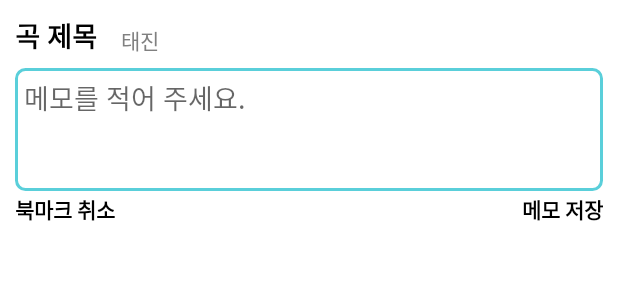
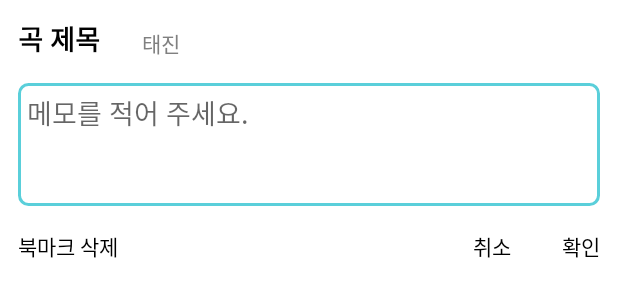
Before and after one commit to maratangsoft/MyKaraokeBook, an Android app: the layout dialog_favorite.xml on its own in the app's theme, with its tools: preview values and no code run, on a phone screen of 412 x 824 dp. Shown: the top 300 px of the screen. Run offline under Robolectric (Android 15) with nearby library versions, the phone set to English and light mode, and no system bars.

Commit message:
다이얼로그 UI 수정

```diff
--- a/app/src/main/java/com/maratangsoft/mykaraokebook/FavoriteFragment.kt
+++ b/app/src/main/java/com/maratangsoft/mykaraokebook/FavoriteFragment.kt
@@ -2,7 +2,6 @@ package com.maratangsoft.mykaraokebook
 
 import android.content.Intent
 import android.os.Bundle
-import android.text.SpannableStringBuilder
 import android.view.*
 import android.widget.PopupMenu
 import androidx.appcompat.app.AlertDialog
@@ -58,12 +57,12 @@ class FavoriteFragment : Fragment() {
         val tvTitle = dialog.findViewById<AppCompatTextView>(R.id.tv_title)
         val tvBrand = dialog.findViewById<AppCompatTextView>(R.id.tv_brand)
         val etMemo = dialog.findViewById<AppCompatEditText>(R.id.et_memo)
-        val btnSaveMemo = dialog.findViewById<AppCompatTextView>(R.id.btn_save_memo)
+        val btnSaveMemo = dialog.findViewById<AppCompatTextView>(R.id.btn_confirm)
         val btnDeleteFav = dialog.findViewById<AppCompatTextView>(R.id.btn_delete_fav)
 
         tvTitle?.text = item.title
-        tvBrand?.text = item.brand
-        etMemo?.text = SpannableStringBuilder(item.memo.toString())
+        tvBrand?.text = if (item.brand == "tj") getText(R.string.tj) else getText(R.string.kumyoung)
+        etMemo?.setText(item.memo)
         btnSaveMemo?.setOnClickListener {
             item.memo = etMemo?.text.toString()
             db.updateMemo(item.no, item.memo)
--- a/app/src/main/res/layout/dialog_favorite.xml
+++ b/app/src/main/res/layout/dialog_favorite.xml
@@ -1,8 +1,7 @@
 <?xml version="1.0" encoding="utf-8"?>
 <RelativeLayout xmlns:android="http://schemas.android.com/apk/res/android"
-    android:layout_width="match_parent"
-    android:layout_height="160dp"
-    android:padding="10dp">
+    android:layout_width="wrap_content"
+    android:layout_height="wrap_content">
 
     <androidx.appcompat.widget.AppCompatTextView
         android:id="@+id/tv_title"
@@ -10,13 +9,14 @@
         android:layout_height="wrap_content"
         android:text="곡 제목"
         android:textSize="18sp"
-        android:textStyle="bold"/>
+        android:textStyle="bold"
+        android:layout_margin="12dp"/>
 
     <androidx.appcompat.widget.AppCompatTextView
         android:id="@+id/tv_brand"
         android:layout_width="wrap_content"
         android:layout_height="wrap_content"
-        android:text="태진"
+        android:text="@string/tj"
         android:textColor="@color/gray"
         android:layout_alignBottom="@+id/tv_title"
         android:layout_toEndOf="@id/tv_title"
@@ -32,24 +32,35 @@
         android:gravity="top"
         android:padding="6dp"
         android:layout_below="@id/tv_title"
-        android:layout_marginTop="8dp"
-        android:background="@drawable/bg_search_tool"/>
+        android:background="@drawable/bg_search_tool"
+        android:layout_marginHorizontal="12dp"
+        android:layout_marginVertical="4dp"/>
 
     <androidx.appcompat.widget.AppCompatTextView
-        android:id="@+id/btn_save_memo"
+        android:id="@+id/btn_confirm"
         android:layout_width="wrap_content"
         android:layout_height="wrap_content"
-        android:text="메모 저장"
-        android:textStyle="bold"
-        android:layout_alignParentBottom="true"
-        android:layout_alignParentEnd="true"/>
+        android:text="@string/confirm"
+        android:padding="12dp"
+        android:layout_alignParentEnd="true"
+        android:layout_below="@id/et_memo"/>
+
+    <androidx.appcompat.widget.AppCompatTextView
+        android:id="@+id/btn_cancel"
+        android:layout_width="wrap_content"
+        android:layout_height="wrap_content"
+        android:text="@string/cancel"
+        android:padding="12dp"
+        android:layout_toStartOf="@id/btn_confirm"
+        android:layout_below="@id/et_memo"
+        android:layout_marginEnd="10dp"/>
 
     <androidx.appcompat.widget.AppCompatTextView
         android:id="@+id/btn_delete_fav"
         android:layout_width="wrap_content"
         android:layout_height="wrap_content"
-        android:text="북마크 취소"
-        android:textStyle="bold"
-        android:layout_alignParentBottom="true"/>
+        android:text="@string/delete"
+        android:padding="12dp"
+        android:layout_below="@id/et_memo"/>
 
 </RelativeLayout>
--- a/app/src/main/res/values/strings.xml
+++ b/app/src/main/res/values/strings.xml
@@ -6,5 +6,14 @@
     <string name="bnv_popular">인기곡</string>
     <string name="bnv_map">근처노래방</string>
     <string name="activity_setting">설정</string>
+
+    <string name="tj">태진</string>
+    <string name="kumyoung">금영</string>
+    <string name="confirm">확인</string>
+    <string name="cancel">취소</string>
+    <string name="delete">북마크 삭제</string>
+
     <string name="map_not_permitted">위치정보 권한을 허용해 주세요.</string>
+
+
 </resources>
```
